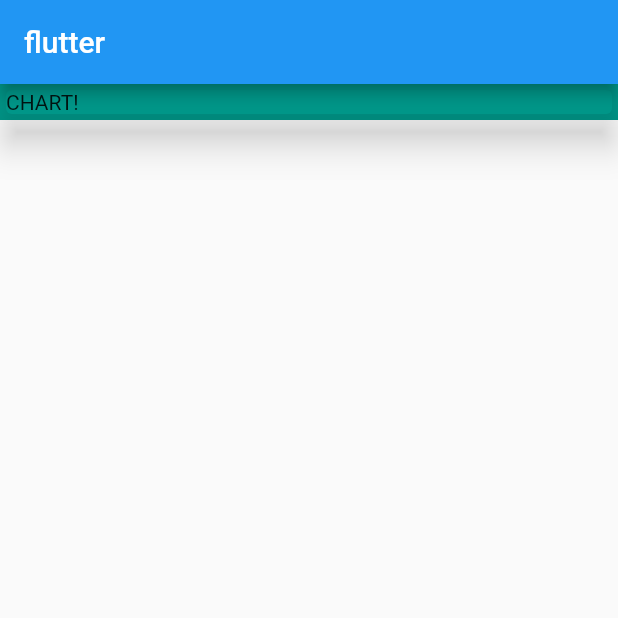
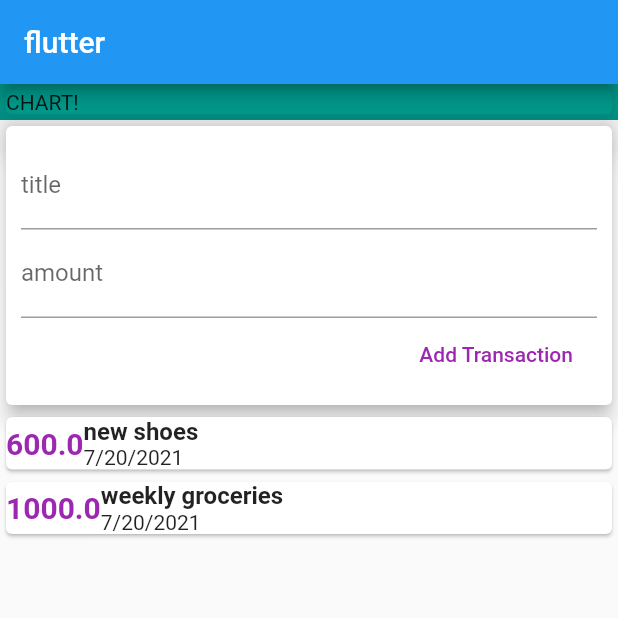
Before and after one commit to rudanijemin/Daily-Expenses, a Flutter app: the screen it shows after launch, on a phone screen of 412 x 824 dp, the top half of it. Run offline on Flutter 3.47's test engine with Material 2 defaults, Android fonts, the phone set to English and light mode, and no system bars.

Commit message:
addting user transction

```diff
--- a/lib/main.dart
+++ b/lib/main.dart
@@ -1,4 +1,5 @@
 
+import './widgets/user_transaction.dart';
 import 'package:flutter/material.dart';
 
 
@@ -49,9 +50,7 @@ class myhomepage extends StatelessWidget {
               elevation: 10,
             ),
           ),
-
-
-
+          UserTransaction(),
         ],
 
       ) ,
--- a/lib/widgets/new_transaction.dart
+++ b/lib/widgets/new_transaction.dart
@@ -1,9 +1,11 @@
 import 'package:flutter/material.dart ';
 
 class NewTrasaction extends StatelessWidget {
-
+  final Function addTx;
   final titleController = TextEditingController();
   final amountController = TextEditingController();
+
+  NewTrasaction(this.addTx);
 
 
   @override
@@ -33,9 +35,11 @@ class NewTrasaction extends StatelessWidget {
               textColor: Colors.purple,
 
               onPressed: (){
-                print(titleController.text);
-                print(amountController.text);
-                //print(titleInput);
+                addTx(
+                    titleController.text,
+                    double.parse(amountController.text),
+                );
+                 //print(titleInput);
                 //  print(amountInput);
               },
             ),
--- a/lib/widgets/transaction_list.dart
+++ b/lib/widgets/transaction_list.dart
@@ -2,30 +2,16 @@ import 'package:flutter/material.dart';
 import '../models/transaction.dart';
 import 'package:intl/intl.dart';
 
-class TransactionList extends StatefulWidget {
-  @override
-  _TransactionListState createState() => _TransactionListState();
-}
+class TransactionList extends StatelessWidget {
+  final List<Transaction> transactions;
 
-class _TransactionListState extends State<TransactionList> {
-  final List<Transaction> _userTransactions =[
-    Transaction(
-      id: 't1',
-      title: 'new shoes',
-      amount: 600,
-      date: DateTime.now(),
-    ),
-    Transaction(
-      id: 't2',
-      title: 'weekly groceries',
-      amount: 1000,
-      date: DateTime.now(),
-    ),
-  ];
+  TransactionList(this.transactions);
+
+
   @override
   Widget build(BuildContext context) {
     return  Column(
-      children: _userTransactions.map((tx) {
+      children: transactions.map((tx) {
       return Card(
         child: Row(children: <Widget>[
           Container(
--- a/lib/widgets/user_transaction.dart
+++ b/lib/widgets/user_transaction.dart
@@ -1,21 +1,50 @@
 import 'package:flutter/material.dart';
+import 'package:flutter/services.dart';
 import 'new_transaction.dart';
 import './transaction_list.dart';
+import '../models/transaction.dart';
 
 class UserTransaction extends StatefulWidget {
-
   @override
   _UserTransactionState createState() => _UserTransactionState();
 }
+class _UserTransactionState extends State<UserTransaction> {
 
-class _UserTransactionState extends State<UserTransaction> {
+  final List<Transaction> _userTransactions =[
+    Transaction(
+      id: 't1',
+      title: 'new shoes',
+      amount: 600,
+      date: DateTime.now(),
+    ),
+    Transaction(
+      id: 't2',
+      title: 'weekly groceries',
+      amount: 1000,
+      date: DateTime.now(),
+    ),
+  ];
+
+  void _addNewTransaction(String txTitle,double txAmount){
+    final newTx =Transaction(
+      title: txTitle,
+      amount: txAmount,
+      date: DateTime.now(),
+      id: DateTime.now().toString(),
+    );
+    setState(() {
+      _userTransactions.add(newTx);
+    });
+  }
+
+
+
   @override
   Widget build(BuildContext context) {
     return Column(
       children: [
-        NewTrasaction(),
-        TransactionList()
-
+        NewTrasaction(_addNewTransaction),
+        TransactionList(_userTransactions),
       ],
     );
   }
```
